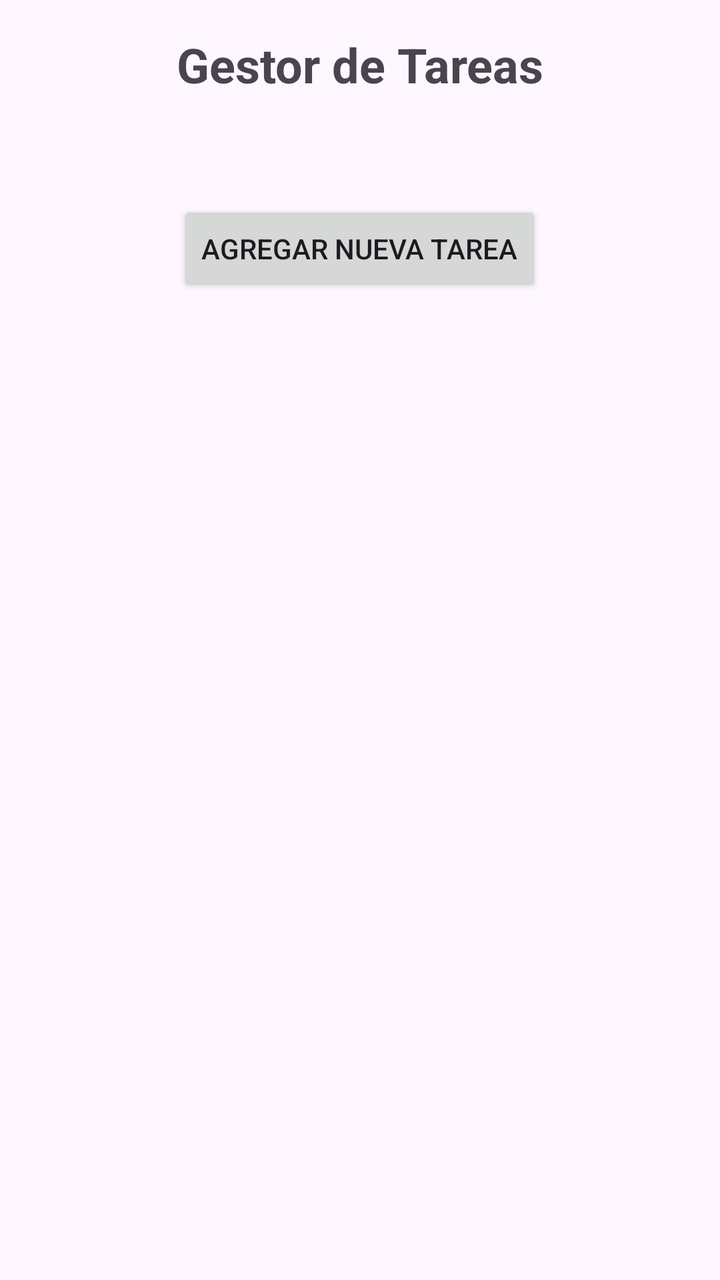
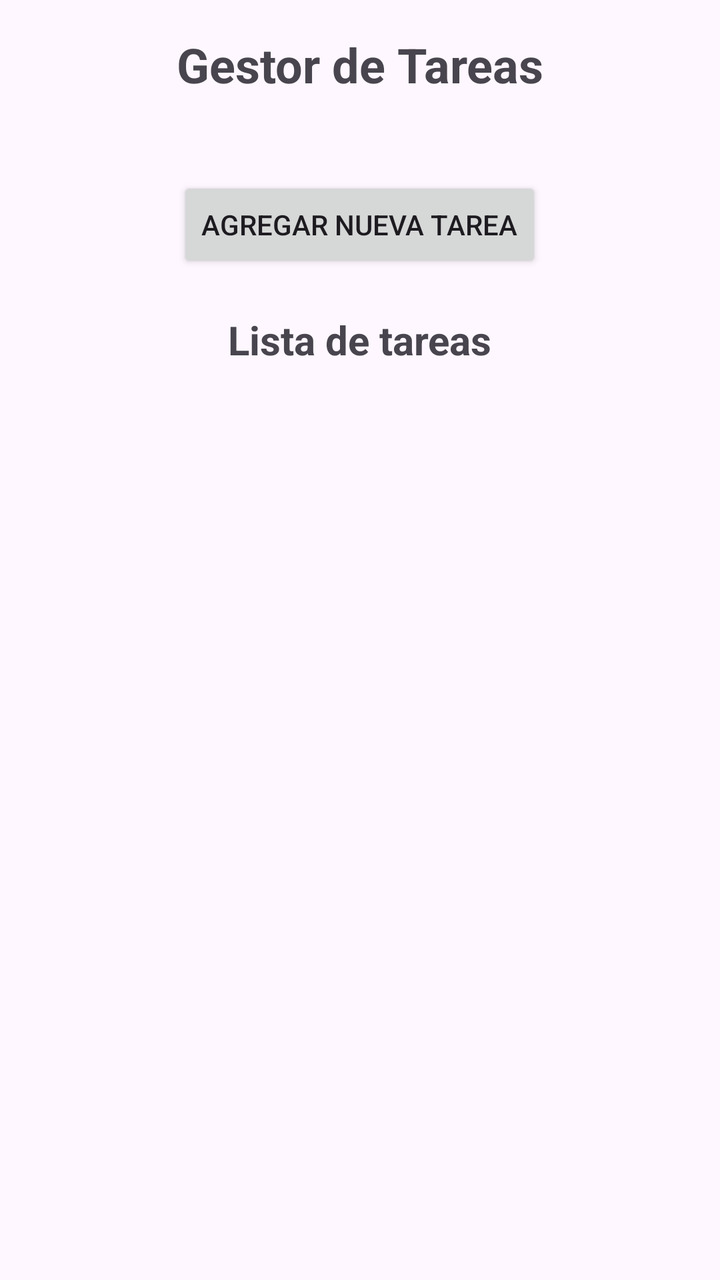

An Android layout rendered at two revisions. The XML below is the earlier revision; the diff shows what the commit changed to produce the second picture.
<!-- AndroidManifest.xml: application theme Theme.GestorDeTareas -->
<!-- res/layout/activity_main.xml -->
<?xml version="1.0" encoding="utf-8"?>
<LinearLayout xmlns:android="http://schemas.android.com/apk/res/android"
    android:layout_width="match_parent"
    android:layout_height="match_parent"
    android:orientation="vertical"
    android:gravity="center"
    android:padding="16dp">

    <TextView
        android:id="@+id/tvTitle"
        android:layout_width="match_parent"
        android:layout_height="wrap_content"
        android:text="Gestor de Tareas"
        android:textSize="24sp"
        android:textStyle="bold"
        android:gravity="center"
        android:layout_marginBottom="32dp"/>

    <Button
        android:id="@+id/btnAddTask"
        android:layout_width="wrap_content"
        android:layout_height="wrap_content"
        android:layout_marginTop="20dp"
        android:text="Agregar Nueva Tarea"/>

    <ListView
        android:id="@+id/listTasks"
        android:layout_width="match_parent"
        android:layout_height="0dp"
        android:layout_weight="1"
        android:layout_marginTop="20dp"/>

</LinearLayout>
<!-- resources referenced by this layout -->
<resources>
  <style name="Theme.GestorDeTareas" parent="Base.Theme.GestorDeTareas" />
  <style name="Base.Theme.GestorDeTareas" parent="Theme.Material3.DayNight.NoActionBar">
          
          
      </style>
</resources>

<!-- the commit's change to res/layout/activity_main.xml (unified diff, before → after) -->
@@ -14,14 +14,23 @@
         android:textSize="24sp"
         android:textStyle="bold"
         android:gravity="center"
-        android:layout_marginBottom="32dp"/>
+        android:layout_marginBottom="20dp"/>
 
     <Button
         android:id="@+id/btnAddTask"
         android:layout_width="wrap_content"
         android:layout_height="wrap_content"
         android:layout_marginTop="20dp"
-        android:text="Agregar Nueva Tarea"/>
+        android:text="Agregar Nueva Tarea"
+        android:layout_marginBottom="20dp"/>
+
+    <TextView
+        android:id="@+id/txListado"
+        android:layout_width="wrap_content"
+        android:layout_height="wrap_content"
+        android:text="Lista de tareas"
+        android:textSize="20sp"
+        android:textStyle="bold"/>
 
     <ListView
         android:id="@+id/listTasks"
